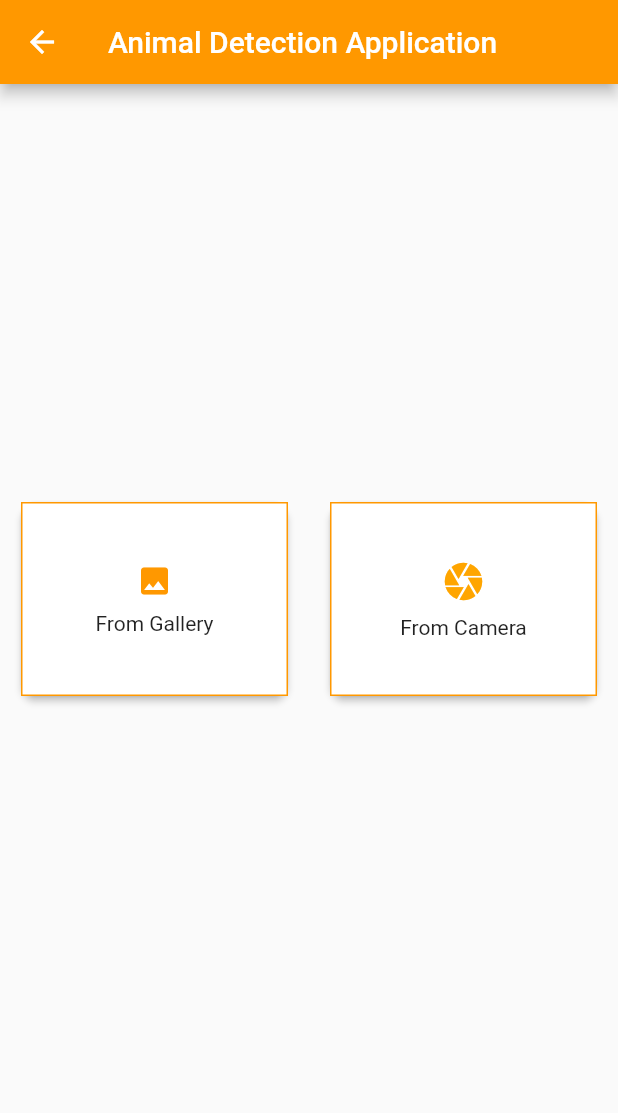
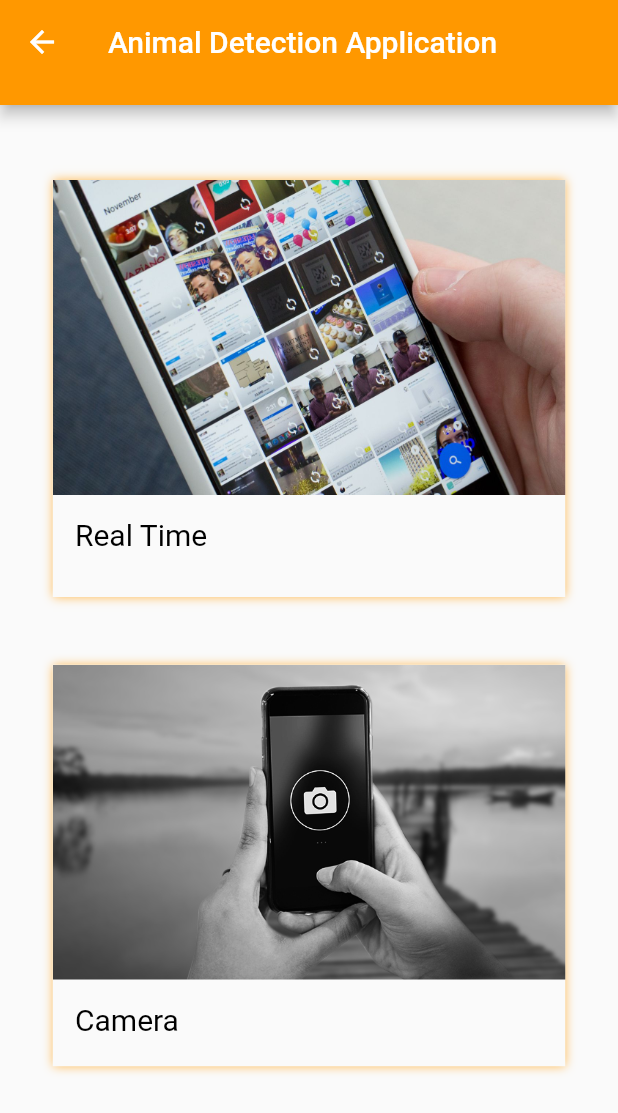
Before and after one commit to ashutoshkhanal/animalproject, a Flutter app: the Start screen opened directly, on a phone screen of 412 x 824 dp. Shown: the top 1113 px of the screen. Run offline on Flutter 3.47's test engine with Material 2 defaults, Android fonts, the phone set to English and light mode, and no system bars; our stand-ins replace assets_audio_player, camera, flutter_tts, image_picker; missing offline and left inert: tflite.

Commit message:
live first commit

```diff
--- a/lib/dec.dart
+++ b/lib/dec.dart
@@ -1,159 +1,152 @@
+import 'dart:ui';
+
 import 'package:animalproject/pages/camera.dart';
 import 'package:animalproject/pages/home.dart';
 import 'package:flutter/material.dart';
 
-class Start extends StatefulWidget {
-  @override
-  _StartState createState() => _StartState();
-}
-
-class _StartState extends State<Start> {
+class Start extends StatelessWidget {
   @override
   Widget build(BuildContext context) {
     return Scaffold(
-      appBar: AppBar(
+      appBar: PreferredSize(
+        preferredSize: Size.fromHeight(70),
+        child: AppBar(
           backgroundColor: Colors.orange,
           title: const Text('Animal Detection Application'),
         ),
-      body:
-          GridView.count(childAspectRatio: 3 / 2, crossAxisCount: 2, children: [
-        // Align(
-        //   alignment: Alignment.topCenter,
-        //   child: Image.asset(
-        //     'assets/aaa.jpg',
-        //     width: 120,
-        //     height: 200,
-        //     fit: BoxFit.cover,
-        //   ),
-        // ),
-        // SizedBox(height: 100),
-        SizedBox(height: 150),
-        SizedBox(height: 150),
-        SizedBox(height: 150),
-        SizedBox(height: 150),
+      ),
+      body: Padding(
+        padding: const EdgeInsets.all(35.0),
+        child: ListView(
+          //crossAxisAlignment: CrossAxisAlignment.start,
+          children: <Widget>[
             Padding(
-          padding: const EdgeInsets.only(right: 10.0, left: 10.0),
-          child: Card(
-              elevation: 2,
-              shape: RoundedRectangleBorder(
-                  borderRadius: BorderRadius.circular(10)),
-              color: Colors.white,
-              child: Builder(
-                  builder: (context) => InkWell(
+              padding: EdgeInsets.only(top: 15),
+            ),
+            Column(
+              children: <Widget>[
+                Container(
+                  margin: EdgeInsets.only(bottom: 15),
+                  decoration: BoxDecoration(
+                    boxShadow: [
+                      BoxShadow(
+                        color: Colors.orange[300],
+                        offset: Offset(0, 0),
+                        blurRadius: 5,
+                      ),
+                    ],
+                  ),
+                  child: ClipRRect(
+                    child: Material(
+                      child: InkWell(
+                        highlightColor: Colors.white.withAlpha(200),
                         onTap: () {
                           Navigator.of(context).push(MaterialPageRoute(
-                            builder: (context) => HomePage()));
+                              builder: (context) => MyHomePage()));
                         },
-                      child: Container(
-                          decoration: BoxDecoration(
-                              color: Colors.white,
-                              border: Border.all(color: Colors.orange)),
-                          width: 200,
-                          height: 150,
                         child: Column(
-                              mainAxisAlignment: MainAxisAlignment.center,
-                              children: [
-                                const Icon(Icons.image, color: Colors.orange),
-                                const SizedBox(height: 8.0),
-                                Text(
-                                  'From Gallery',
+                          crossAxisAlignment: CrossAxisAlignment.start,
+                          children: <Widget>[
+                            ClipRRect(
+                              borderRadius: BorderRadius.only(),
+                              child: Image.asset(
+                                'assets/gallery.jpg',
+                                fit: BoxFit.cover,
+                                height: 210,
+                                width: double.infinity,
                               ),
-                              ]))))),
                             ),
                             Padding(
-          padding: const EdgeInsets.only(right: 10.0, left: 10.0),
-          child: Card(
-              elevation: 2,
-              shape: RoundedRectangleBorder(
-                  borderRadius: BorderRadius.circular(10)),
-              child: Builder(
-                  builder: (context) => InkWell(
+                              padding: EdgeInsets.all(15),
+                              child: Column(
+                                crossAxisAlignment: CrossAxisAlignment.start,
+                                children: <Widget>[
+                                  Text(
+                                    'Real Time',
+                                    style: TextStyle(
+                                      fontSize: 20,
+                                      color: Colors.black,
+                                    ),
+                                  ),
+                                  Padding(
+                                    padding: EdgeInsets.only(top: 15),
+                                  ),
+                                ],
+                              ),
+                            )
+                          ],
+                        ),
+                      ),
+                    ),
+                  ),
+                ),
+              ],
+            ),
+            SizedBox(
+              height: 30,
+            ),
+            Column(
+              children: <Widget>[
+                Container(
+                  margin: EdgeInsets.only(bottom: 15),
+                  decoration: BoxDecoration(
+                    boxShadow: [
+                      BoxShadow(
+                        color: Colors.orange[300],
+                        offset: Offset(0, 0),
+                        blurRadius: 5,
+                      ),
+                    ],
+                  ),
+                  child: ClipRRect(
+                    child: Material(
+                      child: InkWell(
+                        highlightColor: Colors.white.withAlpha(50),
                         onTap: () {
-                        Navigator.of(context).push(
-                            MaterialPageRoute(builder: (context) => Camera()));
+                          Navigator.of(context).push(MaterialPageRoute(
+                              builder: (context) => Camera()));
                         },
-                      child: Container(
-                          decoration: BoxDecoration(
-                              color: Colors.white,
-                              border: Border.all(color: Colors.orange)),
-                          width: 200,
-                          height: 150,
                         child: Column(
-                              mainAxisAlignment: MainAxisAlignment.center,
-                              children: [
-                                const Icon(Icons.camera,
-                                    color: Color.fromRGBO(255, 165, 0, 1),
-                                    size: 30.0),
-                                const SizedBox(height: 8.0),
+                          crossAxisAlignment: CrossAxisAlignment.start,
+                          children: <Widget>[
+                            ClipRRect(
+                              borderRadius: BorderRadius.only(),
+                              child: Image.asset(
+                                'assets/camera.jpg',
+                                fit: BoxFit.cover,
+                                height: 210,
+                                width: double.infinity,
+                              ),
+                            ),
+                            Padding(
+                              padding: EdgeInsets.all(15),
+                              child: Column(
+                                crossAxisAlignment: CrossAxisAlignment.start,
+                                children: <Widget>[
                                   Text(
-                                  'From Camera',
+                                    'Camera',
+                                    style: TextStyle(
+                                      fontSize: 20,
+                                      color: Colors.black,
                                     ),
-                              ]))))),
                                   ),
-      ]),
+                                  Padding(
+                                    padding: EdgeInsets.only(top: 5),
+                                  ),
+                                ],
+                              ),
+                            )
+                          ],
+                        ),
+                      ),
+                    ),
+                  ),
+                ),
+              ],
+            ),
+          ],
+        ),
+      ),
     );
-    // return new MaterialApp(
-    //   home: Scaffold(
-    //     body: Container(
-    //       child: Column(
-    //         children: <Widget>[
-    //           SizedBox(height: 35.0),
-    //           Container(
-    //             height: 400,
-    //             child: Image(
-    //               image: AssetImage("assets/start.jpg"),
-    //               fit: BoxFit.contain,
-    //             ),
-    //           ),
-    //           SizedBox(height: 20),
-    //           RichText(
-    //               text: TextSpan(
-    //                   text: 'Welcome to ',
-    //                   style: TextStyle(
-    //                       fontSize: 25.0,
-    //                       fontWeight: FontWeight.bold,
-    //                       color: Colors.black),
-    //                   children: <TextSpan>[
-    //                 TextSpan(
-    //                     text: 'Animal Detection Application',
-    //                     style: TextStyle(
-    //                         fontSize: 30.0,
-    //                         fontWeight: FontWeight.bold,
-    //                         color: Colors.orange))
-    //               ])),
-    //           SizedBox(height: 10.0),
-    //           Text(
-    //             'Animal Detection Application',
-    //             style: TextStyle(color: Colors.black),
-    //           ),
-    //           SizedBox(height: 30.0),
-    //           Row(
-    //             mainAxisAlignment: MainAxisAlignment.center,
-    //             children: <Widget>[
-    //               RaisedButton(
-    //                   padding: EdgeInsets.only(left: 30, right: 30),
-    //                   onPressed: () {
-    //                     Navigator.of(context).push(MaterialPageRoute(
-    //                         builder: (context) => HomePage()));
-    //                   },
-    //                   child: Text(
-    //                     'Get Started',
-    //                     style: TextStyle(
-    //                       fontSize: 20,
-    //                       fontWeight: FontWeight.bold,
-    //                       color: Colors.white,
-    //                     ),
-    //                   ),
-    //                   shape: RoundedRectangleBorder(
-    //                     borderRadius: BorderRadius.circular(10.0),
-    //                   ),
-    //                   color: Colors.orange),
-    //             ],
-    //           ),
-    //         ],
-    //       ),
-    //     ),
-    //   ),
-    // );
   }
 }
--- a/pubspec.yaml
+++ b/pubspec.yaml
@@ -30,6 +30,7 @@ dependencies:
   path_provider:
   assets_audio_player:
   flutter_tts:
+  camera: ^0.8.1+7
 
 
 dev_dependencies:
```
Also changed, not shown: lib/pages/camera.dart (+8 -1 lines), lib/pages/home.dart (+136 -108 lines), assets/camera.jpg (added), assets/gallery.jpg (added), assets/img2.jpg (added), assets/lcd2.jpg (added), pubspec.lock. Lines whose indentation alone changed are shown as unchanged.
